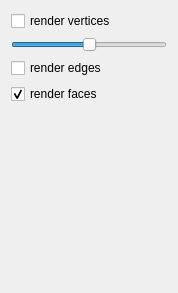
cgogn/CGoGN, file SCHNApps/Plugins/render/render.ui: the form before one commit.
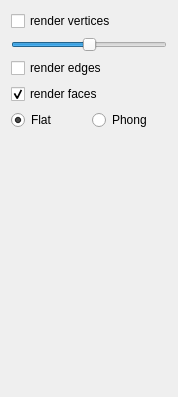
The form after the commit.

Patch:
```diff
--- a/SCHNApps/Plugins/render/render.ui
+++ b/SCHNApps/Plugins/render/render.ui
@@ -6,8 +6,8 @@
    <rect>
     <x>0</x>
     <y>0</y>
-    <width>177</width>
-    <height>293</height>
+    <width>174</width>
+    <height>397</height>
    </rect>
   </property>
   <property name="windowTitle">
@@ -48,6 +48,33 @@
      </property>
     </widget>
    </item>
+   <item>
+    <layout class="QHBoxLayout" name="horizontalLayout">
+     <item>
+      <widget class="QRadioButton" name="radio_flatShading">
+       <property name="text">
+        <string>Flat</string>
+       </property>
+       <property name="checked">
+        <bool>true</bool>
+       </property>
+       <attribute name="buttonGroup">
+        <string notr="true">group_faceShading</string>
+       </attribute>
+      </widget>
+     </item>
+     <item>
+      <widget class="QRadioButton" name="radio_phongShading">
+       <property name="text">
+        <string>Phong</string>
+       </property>
+       <attribute name="buttonGroup">
+        <string notr="true">group_faceShading</string>
+       </attribute>
+      </widget>
+     </item>
+    </layout>
+   </item>
    <item>
     <spacer name="verticalSpacer">
      <property name="orientation">
```
Left out of the diff: 3 changed lines with no effect on the pictures.
